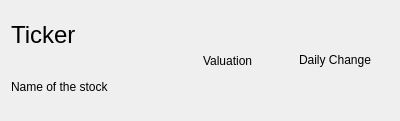
Above: src/gui/widgets/watchlistwidgetstock.ui from FredericMarcel/trading-platform-pp before the change. Below: the same form after it.
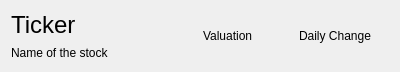
That is the form after the change.

```diff
--- a/src/gui/widgets/watchlistwidgetstock.ui
+++ b/src/gui/widgets/watchlistwidgetstock.ui
@@ -7,7 +7,7 @@
     <x>0</x>
     <y>0</y>
     <width>400</width>
-    <height>121</height>
+    <height>72</height>
    </rect>
   </property>
   <property name="sizePolicy">
@@ -16,6 +16,12 @@
     <verstretch>0</verstretch>
    </sizepolicy>
   </property>
+  <property name="maximumSize">
+   <size>
+    <width>16777215</width>
+    <height>72</height>
+   </size>
+  </property>
   <property name="windowTitle">
    <string>Form</string>
   </property>
```
